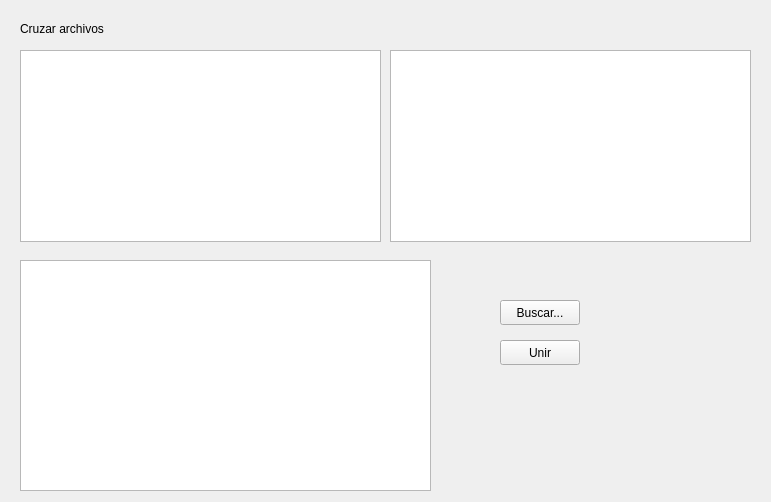
Old version of the form linkedfileswindow.ui in the repository carlosvelaquez/ProyectoEDII.
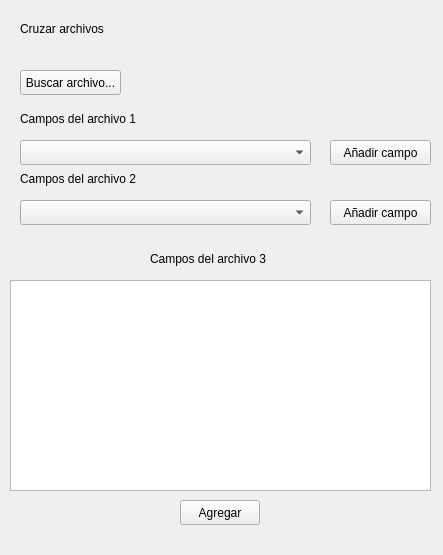
New version of the form.

Commit message: Archivos cruzados

Diff of the .ui file:
```diff
--- a/linkedfileswindow.ui
+++ b/linkedfileswindow.ui
@@ -6,8 +6,8 @@
    <rect>
     <x>0</x>
     <y>0</y>
-    <width>771</width>
-    <height>502</height>
+    <width>443</width>
+    <height>555</height>
    </rect>
   </property>
   <property name="windowTitle">
@@ -26,60 +26,125 @@
     <string>Cruzar archivos</string>
    </property>
   </widget>
+  <widget class="QPushButton" name="pushButton_add1">
+   <property name="geometry">
+    <rect>
+     <x>330</x>
+     <y>140</y>
+     <width>101</width>
+     <height>25</height>
+    </rect>
+   </property>
+   <property name="text">
+    <string>Añadir campo</string>
+   </property>
+  </widget>
+  <widget class="QComboBox" name="comboBox_file1">
+   <property name="geometry">
+    <rect>
+     <x>20</x>
+     <y>140</y>
+     <width>291</width>
+     <height>25</height>
+    </rect>
+   </property>
+  </widget>
+  <widget class="QLabel" name="label_2">
+   <property name="geometry">
+    <rect>
+     <x>20</x>
+     <y>110</y>
+     <width>121</width>
+     <height>17</height>
+    </rect>
+   </property>
+   <property name="text">
+    <string>Campos del archivo 1</string>
+   </property>
+  </widget>
+  <widget class="QLabel" name="label_3">
+   <property name="geometry">
+    <rect>
+     <x>20</x>
+     <y>170</y>
+     <width>141</width>
+     <height>17</height>
+    </rect>
+   </property>
+   <property name="text">
+    <string>Campos del archivo 2</string>
+   </property>
+  </widget>
+  <widget class="QComboBox" name="comboBox_file2">
+   <property name="geometry">
+    <rect>
+     <x>20</x>
+     <y>200</y>
+     <width>291</width>
+     <height>25</height>
+    </rect>
+   </property>
+  </widget>
+  <widget class="QPushButton" name="pushButton_add2">
+   <property name="geometry">
+    <rect>
+     <x>330</x>
+     <y>200</y>
+     <width>101</width>
+     <height>25</height>
+    </rect>
+   </property>
+   <property name="text">
+    <string>Añadir campo</string>
+   </property>
+  </widget>
+  <widget class="QPushButton" name="pushButton_send">
+   <property name="geometry">
+    <rect>
+     <x>180</x>
+     <y>500</y>
+     <width>80</width>
+     <height>25</height>
+    </rect>
+   </property>
+   <property name="text">
+    <string>Agregar</string>
+   </property>
+  </widget>
   <widget class="QTableWidget" name="tableWidget">
    <property name="geometry">
     <rect>
-     <x>20</x>
-     <y>50</y>
-     <width>361</width>
-     <height>192</height>
+     <x>10</x>
+     <y>280</y>
+     <width>421</width>
+     <height>211</height>
     </rect>
    </property>
   </widget>
-  <widget class="QTableWidget" name="tableWidget_2">
+  <widget class="QLabel" name="label_4">
    <property name="geometry">
     <rect>
-     <x>390</x>
-     <y>50</y>
-     <width>361</width>
-     <height>192</height>
+     <x>150</x>
+     <y>250</y>
+     <width>121</width>
+     <height>17</height>
     </rect>
    </property>
-  </widget>
-  <widget class="QTableWidget" name="tableWidget_3">
-   <property name="geometry">
-    <rect>
-     <x>20</x>
-     <y>260</y>
-     <width>411</width>
-     <height>231</height>
-    </rect>
-   </property>
-  </widget>
-  <widget class="QPushButton" name="pushButton">
-   <property name="geometry">
-    <rect>
-     <x>500</x>
-     <y>300</y>
-     <width>80</width>
-     <height>25</height>
-    </rect>
-   </property>
    <property name="text">
-    <string>Buscar...</string>
+    <string>Campos del archivo 3</string>
    </property>
   </widget>
   <widget class="QPushButton" name="pushButton_2">
    <property name="geometry">
     <rect>
-     <x>500</x>
-     <y>340</y>
-     <width>80</width>
+     <x>20</x>
+     <y>70</y>
+     <width>101</width>
      <height>25</height>
     </rect>
    </property>
    <property name="text">
-    <string>Unir</string>
+    <string>Buscar archivo...</string>
    </property>
   </widget>
  </widget>
```
Left out of the diff: 2 changed lines with no effect on the pictures. The commit also changes 10 other files.
